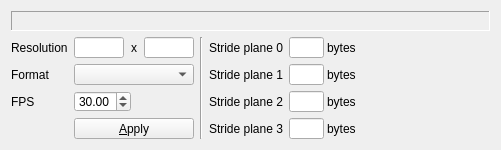
Above: Plugins/YTS_Raw/RawFormatWidget.ui from kLassikko/YuvToolkit before the change. Below: the same form after it.
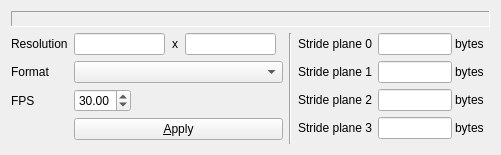
That is the form after the change.

The edit to the form file:
```diff
--- a/Plugins/YTS_Raw/RawFormatWidget.ui
+++ b/Plugins/YTS_Raw/RawFormatWidget.ui
@@ -7,39 +7,15 @@
     <x>0</x>
     <y>0</y>
     <width>501</width>
-    <height>150</height>
+    <height>155</height>
    </rect>
   </property>
-  <property name="sizePolicy">
-   <sizepolicy hsizetype="Minimum" vsizetype="Minimum">
-    <horstretch>0</horstretch>
-    <verstretch>0</verstretch>
-   </sizepolicy>
-  </property>
-  <property name="minimumSize">
-   <size>
-    <width>360</width>
-    <height>150</height>
-   </size>
-  </property>
   <property name="windowTitle">
    <string>Form</string>
   </property>
   <layout class="QVBoxLayout" name="verticalLayout">
    <item>
     <widget class="QLabel" name="Title">
-     <property name="sizePolicy">
-      <sizepolicy hsizetype="Preferred" vsizetype="Fixed">
-       <horstretch>0</horstretch>
-       <verstretch>0</verstretch>
-      </sizepolicy>
-     </property>
-     <property name="minimumSize">
-      <size>
-       <width>0</width>
-       <height>20</height>
-      </size>
-     </property>
      <property name="mouseTracking">
       <bool>true</bool>
      </property>
@@ -91,18 +67,6 @@
          </property>
          <item>
           <widget class="QLineEdit" name="Width">
-           <property name="sizePolicy">
-            <sizepolicy hsizetype="Fixed" vsizetype="Fixed">
-             <horstretch>0</horstretch>
-             <verstretch>0</verstretch>
-            </sizepolicy>
-           </property>
-           <property name="maximumSize">
-            <size>
-             <width>50</width>
-             <height>16777215</height>
-            </size>
-           </property>
            <property name="maxLength">
             <number>4</number>
            </property>
@@ -110,20 +74,8 @@
          </item>
          <item>
           <widget class="QLabel" name="label_2">
-           <property name="minimumSize">
-            <size>
-             <width>20</width>
-             <height>20</height>
-            </size>
-           </property>
-           <property name="maximumSize">
-            <size>
-             <width>10</width>
-             <height>100</height>
-            </size>
-           </property>
            <property name="text">
-            <string>x</string>
+            <string>  x  </string>
            </property>
            <property name="alignment">
             <set>Qt::AlignCenter</set>
@@ -132,23 +84,18 @@
          </item>
          <item>
           <widget class="QLineEdit" name="Height">
-           <property name="sizePolicy">
-            <sizepolicy hsizetype="Fixed" vsizetype="Fixed">
-             <horstretch>0</horstretch>
-             <verstretch>0</verstretch>
-            </sizepolicy>
-           </property>
-           <property name="maximumSize">
-            <size>
-             <width>50</width>
-             <height>16777215</height>
-            </size>
-           </property>
            <property name="maxLength">
             <number>4</number>
            </property>
           </widget>
          </item>
+         <item>
+          <spacer name="horizontalSpacer_3">
+           <property name="orientation">
+            <enum>Qt::Horizontal</enum>
+           </property>
+          </spacer>
+         </item>
         </layout>
        </item>
        <item row="3" column="0">
@@ -160,39 +107,11 @@
        </item>
        <item row="4" column="1">
         <widget class="QPushButton" name="Apply">
-         <property name="minimumSize">
-          <size>
-           <width>1</width>
-           <height>0</height>
-          </size>
-         </property>
          <property name="text">
           <string>&amp;Apply</string>
          </property>
         </widget>
        </item>
-       <item row="3" column="1">
-        <widget class="QDoubleSpinBox" name="FPS">
-         <property name="sizePolicy">
-          <sizepolicy hsizetype="Fixed" vsizetype="Fixed">
-           <horstretch>0</horstretch>
-           <verstretch>0</verstretch>
-          </sizepolicy>
-         </property>
-         <property name="alignment">
-          <set>Qt::AlignLeading|Qt::AlignLeft|Qt::AlignVCenter</set>
-         </property>
-         <property name="minimum">
-          <double>1.000000000000000</double>
-         </property>
-         <property name="maximum">
-          <double>60.000000000000000</double>
-         </property>
-         <property name="value">
-          <double>30.000000000000000</double>
-         </property>
-        </widget>
-       </item>
        <item row="2" column="1">
         <widget class="QComboBox" name="Color"/>
        </item>
@@ -209,6 +128,39 @@
          </property>
         </spacer>
        </item>
+       <item row="3" column="1">
+        <layout class="QHBoxLayout" name="horizontalLayout_3">
+         <item>
+          <widget class="QDoubleSpinBox" name="FPS">
+           <property name="alignment">
+            <set>Qt::AlignLeading|Qt::AlignLeft|Qt::AlignVCenter</set>
+           </property>
+           <property name="minimum">
+            <double>1.000000000000000</double>
+           </property>
+           <property name="maximum">
+            <double>60.000000000000000</double>
+           </property>
+           <property name="value">
+            <double>30.000000000000000</double>
+           </property>
+          </widget>
+         </item>
+         <item>
+          <spacer name="horizontalSpacer">
+           <property name="orientation">
+            <enum>Qt::Horizontal</enum>
+           </property>
+           <property name="sizeHint" stdset="0">
+            <size>
+             <width>40</width>
+             <height>20</height>
+            </size>
+           </property>
+          </spacer>
+         </item>
+        </layout>
+       </item>
       </layout>
      </item>
      <item>
@@ -233,18 +185,6 @@
          </property>
          <item>
           <widget class="QLineEdit" name="Stride0">
-           <property name="sizePolicy">
-            <sizepolicy hsizetype="Fixed" vsizetype="Fixed">
-             <horstretch>0</horstretch>
-             <verstretch>0</verstretch>
-            </sizepolicy>
-           </property>
-           <property name="maximumSize">
-            <size>
-             <width>35</width>
-             <height>16777215</height>
-            </size>
-           </property>
            <property name="maxLength">
             <number>5</number>
            </property>
@@ -273,18 +213,6 @@
          </property>
          <item>
           <widget class="QLineEdit" name="Stride1">
-           <property name="sizePolicy">
-            <sizepolicy hsizetype="Fixed" vsizetype="Fixed">
-             <horstretch>0</horstretch>
-             <verstretch>0</verstretch>
-            </sizepolicy>
-           </property>
-           <property name="maximumSize">
-            <size>
-             <width>35</width>
-             <height>16777215</height>
-            </size>
-           </property>
            <property name="maxLength">
             <number>5</number>
            </property>
@@ -313,18 +241,6 @@
          </property>
          <item>
           <widget class="QLineEdit" name="Stride2">
-           <property name="sizePolicy">
-            <sizepolicy hsizetype="Fixed" vsizetype="Fixed">
-             <horstretch>0</horstretch>
-             <verstretch>0</verstretch>
-            </sizepolicy>
-           </property>
-           <property name="maximumSize">
-            <size>
-             <width>35</width>
-             <height>16777215</height>
-            </size>
-           </property>
            <property name="maxLength">
             <number>5</number>
            </property>
@@ -353,18 +269,6 @@
          </property>
          <item>
           <widget class="QLineEdit" name="Stride3">
-           <property name="sizePolicy">
-            <sizepolicy hsizetype="Fixed" vsizetype="Fixed">
-             <horstretch>0</horstretch>
-             <verstretch>0</verstretch>
-            </sizepolicy>
-           </property>
-           <property name="maximumSize">
-            <size>
-             <width>35</width>
-             <height>16777215</height>
-            </size>
-           </property>
            <property name="maxLength">
             <number>5</number>
            </property>
```
